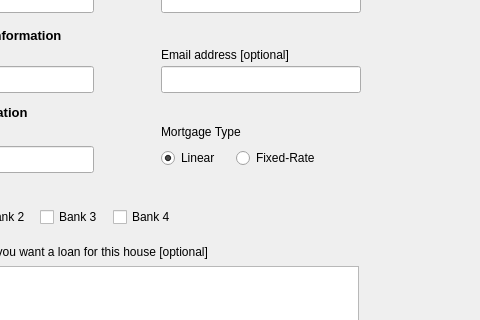
This is ui/mainwindow.ui in Jumba/decentralized-mortgage-market as Qt 5 draws it before an edit; both pictures show x 177 to 657 and y 284 to 604 of the 855 by 700 pixel window. The edited form follows.
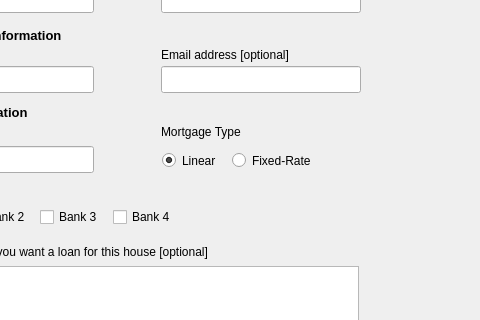
This is the edited form. The open tabs and pages were chosen to show the change.

Commit message: Fixed tab orders in the gui

```diff
--- a/ui/mainwindow.ui
+++ b/ui/mainwindow.ui
@@ -520,41 +520,6 @@
        </rect>
       </property>
      </widget>
-     <widget class="QWidget" name="layoutWidget">
-      <property name="geometry">
-       <rect>
-        <x>338</x>
-        <y>390</y>
-        <width>159</width>
-        <height>24</height>
-       </rect>
-      </property>
-      <layout class="QGridLayout" name="gridLayout_2">
-       <item row="0" column="0">
-        <widget class="QRadioButton" name="bplr_linear_radiobutton">
-         <property name="text">
-          <string>Linear</string>
-         </property>
-         <property name="checked">
-          <bool>true</bool>
-         </property>
-         <property name="autoExclusive">
-          <bool>true</bool>
-         </property>
-        </widget>
-       </item>
-       <item row="0" column="1">
-        <widget class="QRadioButton" name="bplr_fixedrate_radiobutton">
-         <property name="text">
-          <string>Fixed-Rate</string>
-         </property>
-         <property name="checked">
-          <bool>false</bool>
-         </property>
-        </widget>
-       </item>
-      </layout>
-     </widget>
      <widget class="QLineEdit" name="bplr_amount_wanted_lineedit">
       <property name="geometry">
        <rect>
@@ -938,6 +903,41 @@
        <bool>false</bool>
       </property>
      </widget>
+     <widget class="QRadioButton" name="bplr_linear_radiobutton">
+      <property name="geometry">
+       <rect>
+        <x>339</x>
+        <y>391</y>
+        <width>64</width>
+        <height>27</height>
+       </rect>
+      </property>
+      <property name="text">
+       <string>Linear</string>
+      </property>
+      <property name="checked">
+       <bool>true</bool>
+      </property>
+      <property name="autoExclusive">
+       <bool>true</bool>
+      </property>
+     </widget>
+     <widget class="QRadioButton" name="bplr_fixedrate_radiobutton">
+      <property name="geometry">
+       <rect>
+        <x>409</x>
+        <y>391</y>
+        <width>87</width>
+        <height>27</height>
+       </rect>
+      </property>
+      <property name="text">
+       <string>Fixed-Rate</string>
+      </property>
+      <property name="checked">
+       <bool>false</bool>
+      </property>
+     </widget>
     </widget>
     <widget class="QWidget" name="fiplr1_page">
      <widget class="QLabel" name="fiplr1_pending_loan_requests_label">
```
Left out of the diff: 128 changed lines with no effect on the pictures.
